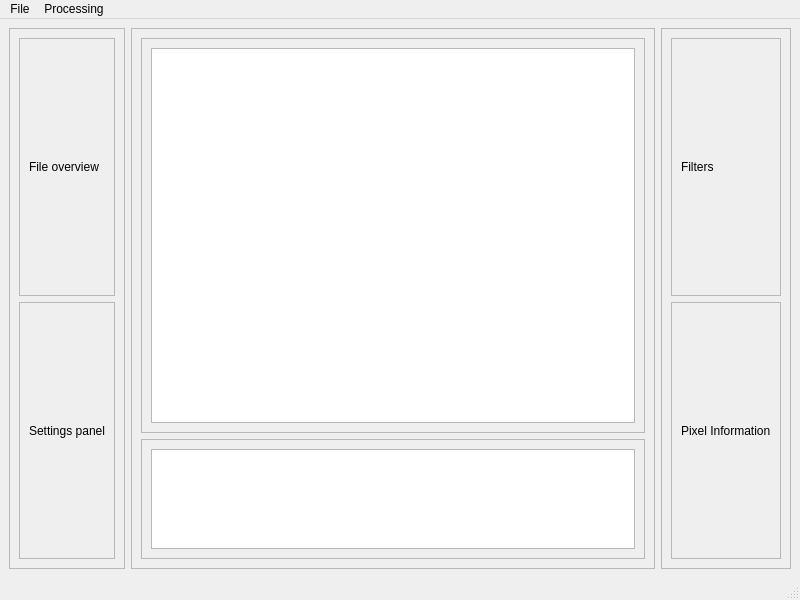
First picture: the form in resources/ui/mainwindow2.ui, repository Julek-AK/PolarVis, before the edit.
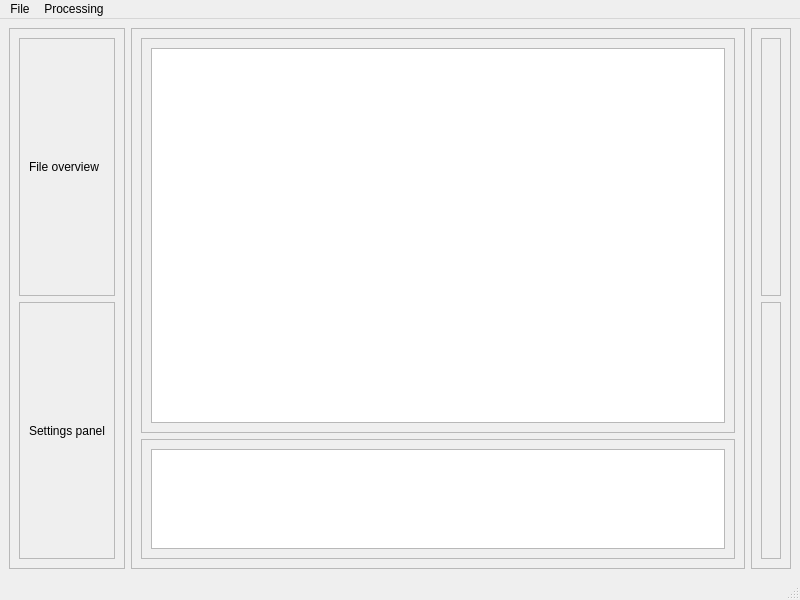
Second picture: the form after the edit. Custom widgets are drawn as their Qt base class.

Patch:
```diff
--- a/resources/ui/mainwindow2.ui
+++ b/resources/ui/mainwindow2.ui
@@ -170,41 +170,25 @@
       </property>
       <layout class="QVBoxLayout" name="verticalLayout_4">
        <item>
-        <widget class="QFrame" name="frame_8">
+        <widget class="VisualisationPanel" name="frame_view_filters">
          <property name="frameShape">
           <enum>QFrame::Shape::StyledPanel</enum>
          </property>
          <property name="frameShadow">
           <enum>QFrame::Shadow::Raised</enum>
          </property>
-         <layout class="QVBoxLayout" name="verticalLayout_6">
-          <item>
-           <widget class="QLabel" name="label_6">
-            <property name="text">
-             <string>Filters</string>
-            </property>
-           </widget>
-          </item>
-         </layout>
+         <layout class="QVBoxLayout" name="verticalLayout_6"/>
         </widget>
        </item>
        <item>
-        <widget class="QFrame" name="frame_9">
+        <widget class="PixelInfoPanel" name="frame_pixel_information">
          <property name="frameShape">
           <enum>QFrame::Shape::StyledPanel</enum>
          </property>
          <property name="frameShadow">
           <enum>QFrame::Shadow::Raised</enum>
          </property>
-         <layout class="QVBoxLayout" name="verticalLayout_9">
-          <item>
-           <widget class="QLabel" name="label_5">
-            <property name="text">
-             <string>Pixel Information</string>
-            </property>
-           </widget>
-          </item>
-         </layout>
+         <layout class="QVBoxLayout" name="verticalLayout_9"/>
         </widget>
        </item>
       </layout>
@@ -260,6 +244,18 @@
    <extends>QGraphicsView</extends>
    <header>gui.image_view</header>
   </customwidget>
+  <customwidget>
+   <class>VisualisationPanel</class>
+   <extends>QFrame</extends>
+   <header>gui.visualisation_panel</header>
+   <container>1</container>
+  </customwidget>
+  <customwidget>
+   <class>PixelInfoPanel</class>
+   <extends>QFrame</extends>
+   <header>gui.pixel_info_panel</header>
+   <container>1</container>
+  </customwidget>
  </customwidgets>
  <resources/>
  <connections/>
```
Left out of the diff: 14 changed lines with no effect on the pictures.
